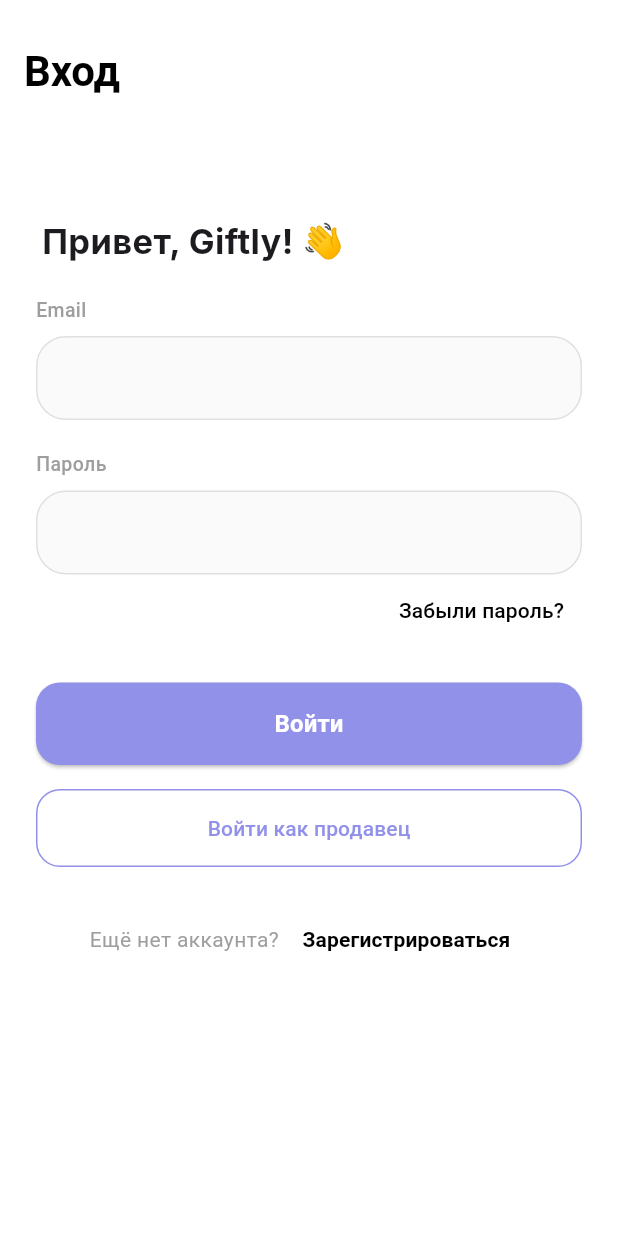
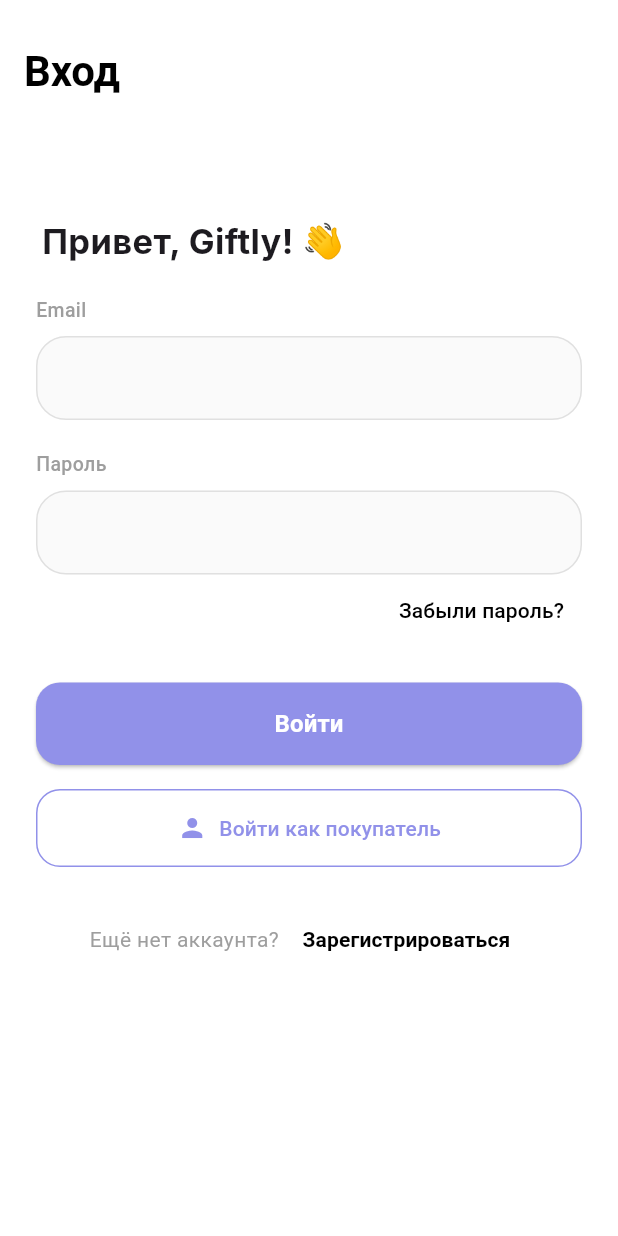
Before and after one commit to IshimoRin/client-giftly, a Flutter app: the screen it shows after launch, on a phone screen of 412 x 824 dp. Run offline on Flutter 3.47's test engine with Material 3 defaults, Android fonts, the light colour scheme and no system bars; our stand-ins replace cached_network_image, fl_chart, flutter_bloc, shared_preferences; accounts and stored records are empty; Roboto replaces fonts that are missing (Inter).

Commit message:
add: отображене кнопки покупатель/продаец

```diff
--- a/lib/presentation/pages/login_page.dart
+++ b/lib/presentation/pages/login_page.dart
@@ -283,18 +283,38 @@
                   style: OutlinedButton.styleFrom(
                     padding: const EdgeInsets.symmetric(vertical: 16),
                     side: BorderSide(color: Color(0xFF9191E9)),
+                    backgroundColor: _isSellerLogin ? Color(0xFF9191E9).withOpacity(0.1) : Colors.transparent,
                     shape: RoundedRectangleBorder(
                       borderRadius: BorderRadius.circular(16),
                     ),
                     minimumSize: const Size(double.infinity, 0),
                   ),
-                  child: Text(
-                    _isSellerLogin ? 'Войти как покупатель' : 'Войти как продавец',
-                    style: TextStyle(
-                      color: Color(0xFF9191E9),
-                      fontSize: 14,
-                      fontWeight: FontWeight.w500,
-                    ),
+                  child: Row(
+                    mainAxisAlignment: MainAxisAlignment.center,
+                    children: [
+                      Icon(
+                        _isSellerLogin ? Icons.store : Icons.person,
+                        color: Color(0xFF9191E9),
+                        size: 20,
+                      ),
+                      const SizedBox(width: 8),
+                      Text(
+                        _isSellerLogin ? 'Войти как продавец' : 'Войти как покупатель',
+                        style: TextStyle(
+                          color: Color(0xFF9191E9),
+                          fontSize: 14,
+                          fontWeight: FontWeight.w500,
+                        ),
+                      ),
+                      if (_isSellerLogin) ...[
+                        const SizedBox(width: 8),
+                        Icon(
+                          Icons.check_circle,
+                          color: Color(0xFF9191E9),
+                          size: 16,
+                        ),
+                      ],
+                    ],
                   ),
                 ),
                 const SizedBox(height: 24),
```
